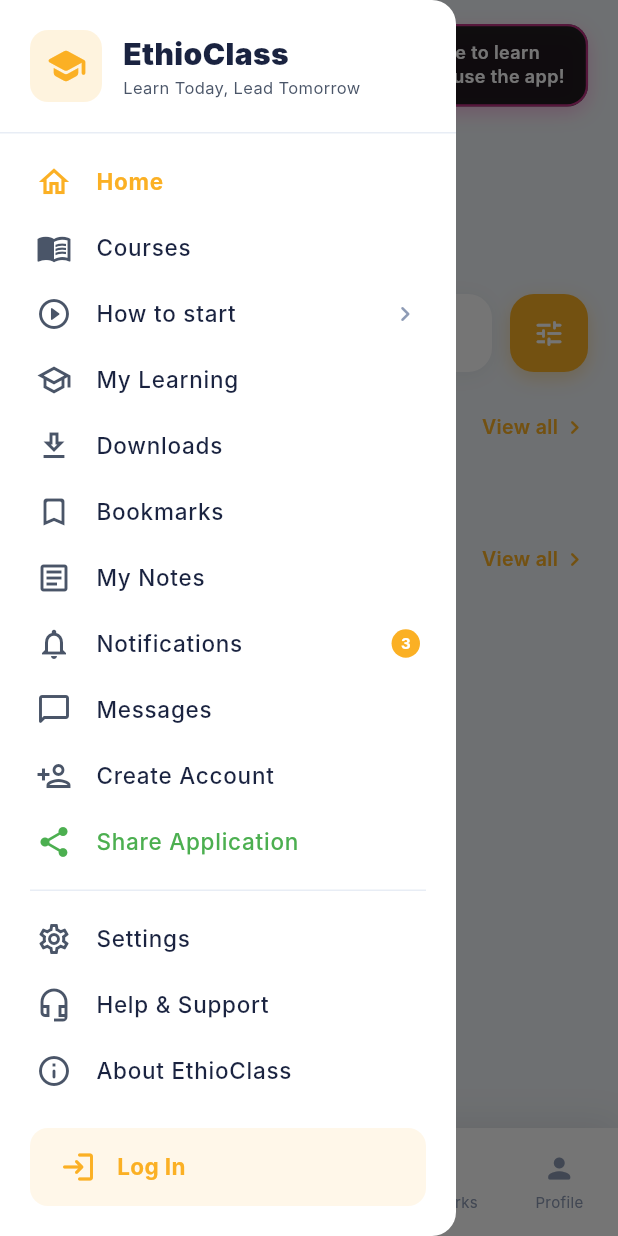
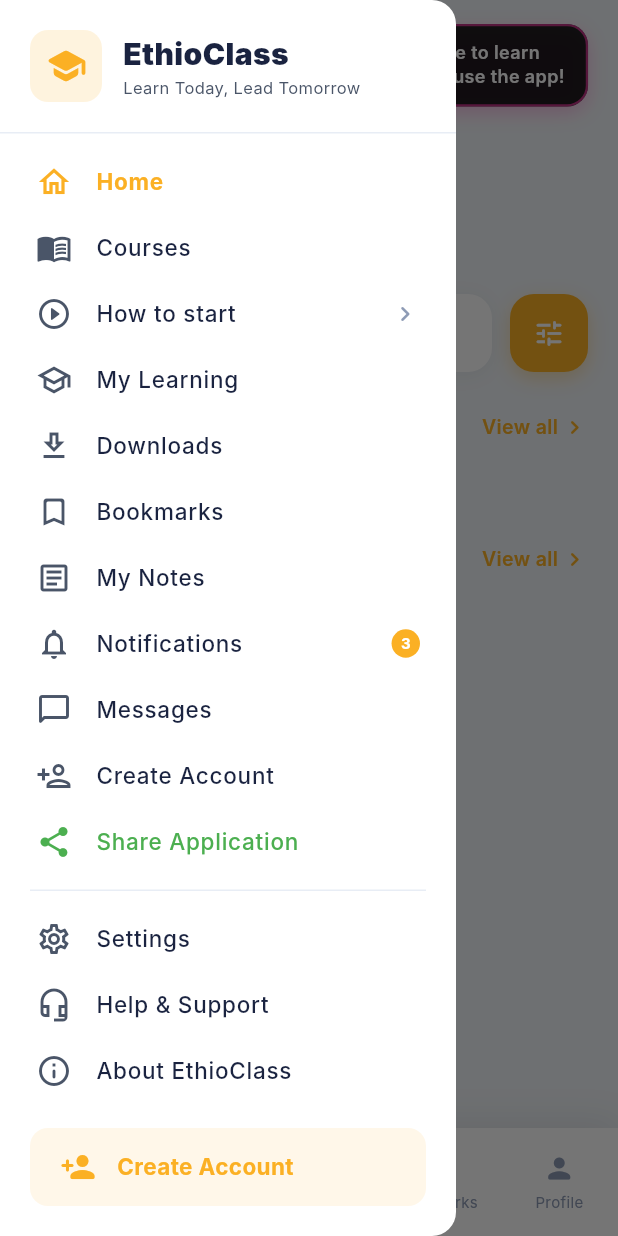
Before and after one commit to Shikur-Ebrahim/EthioClass, a Flutter app: the screen it shows after launch, in the side drawer, after a tap on the "menu" icon, on a phone screen of 412 x 824 dp. Run offline on Flutter 3.47's test engine with Material 3 defaults, Android fonts, the phone set to English and light mode, and no system bars; our stand-ins replace chewie, device_info_plus, dio, file_picker, flutter_dotenv, flutter_markdown and 7 more; missing offline and left inert: syncfusion_flutter_pdfviewer; network calls fail; Roboto replaces fonts that are missing (Inter).

Commit message:
feat: show Create Account for first time device users, Login for returning users

```diff
--- a/flutter/lib/screens/user/main_layout.dart
+++ b/flutter/lib/screens/user/main_layout.dart
@@ -6,6 +6,7 @@
 import 'downloads_screen.dart';
 import 'bookmarks_screen.dart';
 import 'profile_screen.dart';
+import '../../services/session_service.dart';
 
 /// MainLayout wraps the bottom nav and manages tab switching.
 class MainLayout extends StatefulWidget {
@@ -28,12 +29,14 @@
 
 class _MainLayoutState extends State<MainLayout> {
   int _selectedIndex = 0;
+  bool _hasRegisteredDevice = false;
 
   late final List<Widget> _pages;
 
   @override
   void initState() {
     super.initState();
+    _checkDeviceRegistration();
     _pages = [
       HomeScreen(
         userName: widget.userName,
@@ -46,6 +49,15 @@
     ];
   }
 
+  Future<void> _checkDeviceRegistration() async {
+    final hasReg = await SessionService.hasDeviceRegistered();
+    if (mounted) {
+      setState(() {
+        _hasRegisteredDevice = hasReg;
+      });
+    }
+  }
+
   @override
   Widget build(BuildContext context) {
     return Scaffold(
@@ -54,6 +66,7 @@
         userName: widget.userName,
         userEmail: widget.userEmail,
         selectedIndex: _selectedIndex,
+        hasRegisteredDevice: _hasRegisteredDevice,
         onNavigate: (index) {
           setState(() {
             _selectedIndex = index;
--- a/flutter/lib/services/session_service.dart
+++ b/flutter/lib/services/session_service.dart
@@ -23,6 +23,7 @@
     await prefs.setString(_keyUserEmail, userEmail);
     await prefs.setString(_keyUserPhone, userPhone);
     await prefs.setString(_keyUserRole, userRole);
+    await prefs.setBool(_keyHasRegistered, true);
   }
 
   /// Load existing session. Returns null if no session exists.
@@ -30,6 +31,10 @@
     final prefs = await SharedPreferences.getInstance();
     final token = prefs.getString(_keyToken);
     if (token == null || token.isEmpty) return null;
+
+    // If they have a session, flag the device as having registered
+    await prefs.setBool(_keyHasRegistered, true);
+
     return {
       'token': token,
       'userName': prefs.getString(_keyUserName) ?? '',
@@ -55,4 +60,18 @@
     final token = prefs.getString(_keyToken);
     return token != null && token.isNotEmpty;
   }
+
+  static const _keyHasRegistered = 'device_has_registered';
+
+  /// Mark device as having registered/logged in at least once
+  static Future<void> setDeviceHasRegistered() async {
+    final prefs = await SharedPreferences.getInstance();
+    await prefs.setBool(_keyHasRegistered, true);
+  }
+
+  /// Check if this device has ever registered/logged in
+  static Future<bool> hasDeviceRegistered() async {
+    final prefs = await SharedPreferences.getInstance();
+    return prefs.getBool(_keyHasRegistered) ?? false;
+  }
 }
--- a/flutter/lib/widgets/custom_drawer.dart
+++ b/flutter/lib/widgets/custom_drawer.dart
@@ -15,6 +15,7 @@
   final String userEmail;
   final void Function(int index)? onNavigate;
   final int selectedIndex;
+  final bool hasRegisteredDevice;
 
   const CustomDrawer({
     super.key,
@@ -22,6 +23,7 @@
     required this.userEmail,
     this.onNavigate,
     this.selectedIndex = 0,
+    this.hasRegisteredDevice = false,
   });
 
   @override
@@ -231,14 +233,14 @@
                 ],
               ),
             ),
-            // Login / Logout
+            // Login / Logout / Signup
             Padding(
               padding: const EdgeInsets.all(20),
               child: InkWell(
                 onTap: () async {
                   if (userName.isEmpty) {
                     Navigator.of(context).pushAndRemoveUntil(
-                      MaterialPageRoute(builder: (_) => const LoginScreen()),
+                      MaterialPageRoute(builder: (_) => hasRegisteredDevice ? const LoginScreen() : const SignupScreen()),
                       (route) => false,
                     );
                   } else {
@@ -267,12 +269,16 @@
                   child: Row(
                     children: [
                       Icon(
-                        userName.isEmpty ? Icons.login_rounded : Icons.logout_rounded,
+                        userName.isEmpty
+                            ? (hasRegisteredDevice ? Icons.login_rounded : Icons.person_add_rounded)
+                            : Icons.logout_rounded,
                         color: userName.isEmpty ? AppColors.primary : AppColors.error,
                       ),
                       const SizedBox(width: 14),
                       Text(
-                        userName.isEmpty ? 'Log In' : 'Log Out',
+                        userName.isEmpty
+                            ? (hasRegisteredDevice ? 'Log In' : 'Create Account')
+                            : 'Log Out',
                         style: TextStyle(
                           fontSize: 15,
                           fontWeight: FontWeight.w700,
```
